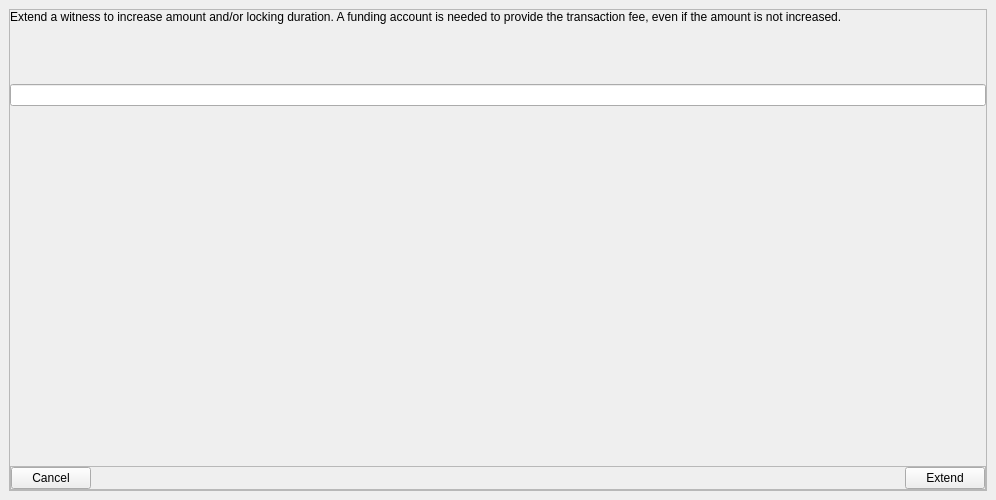
Old version of the form src/qt/_Gulden/forms/extendwitnessdialog.ui in the repository frozenflux3/munt-official.
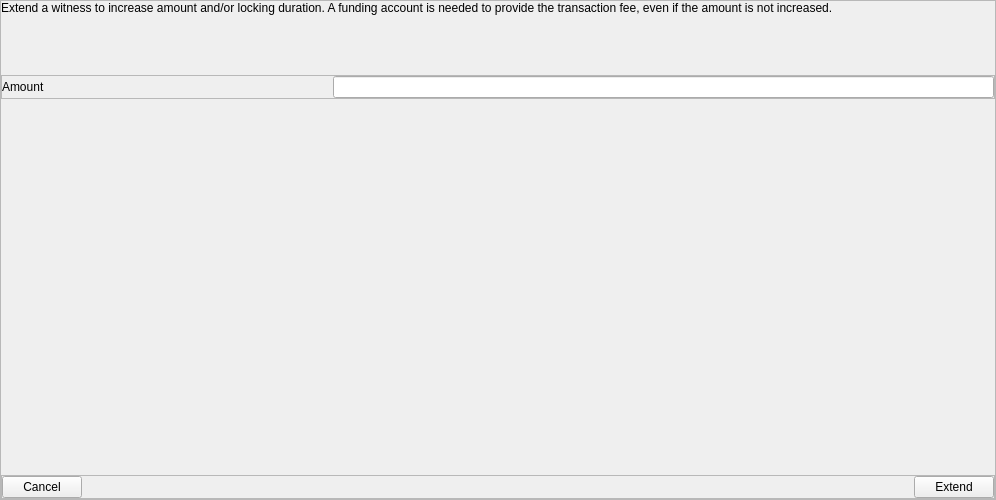
New version of the form. Custom widgets are drawn as their Qt base class.

Commit message: UI layout for witness renew, upgrade and extend

What changed in the file:
```diff
--- a/src/qt/_Gulden/forms/extendwitnessdialog.ui
+++ b/src/qt/_Gulden/forms/extendwitnessdialog.ui
@@ -24,16 +24,16 @@
     <number>0</number>
    </property>
    <property name="leftMargin">
-    <number>9</number>
+    <number>0</number>
    </property>
    <property name="topMargin">
-    <number>9</number>
+    <number>0</number>
    </property>
    <property name="rightMargin">
-    <number>9</number>
+    <number>0</number>
    </property>
    <property name="bottomMargin">
-    <number>9</number>
+    <number>0</number>
    </property>
    <item>
     <layout class="QHBoxLayout" name="horizontalLayout">
@@ -102,10 +102,57 @@
           </property>
          </widget>
         </item>
-        <item alignment="Qt::AlignTop">
-         <widget class="GuldenAmountField" name="payAmount"/>
+        <item>
+         <widget class="QFrame" name="amountFrame">
+          <property name="frameShape">
+           <enum>QFrame::StyledPanel</enum>
+          </property>
+          <property name="frameShadow">
+           <enum>QFrame::Raised</enum>
+          </property>
+          <layout class="QHBoxLayout" name="horizontalLayout_3">
+           <property name="spacing">
+            <number>0</number>
+           </property>
+           <property name="leftMargin">
+            <number>0</number>
+           </property>
+           <property name="topMargin">
+            <number>0</number>
+           </property>
+           <property name="rightMargin">
+            <number>0</number>
+           </property>
+           <property name="bottomMargin">
+            <number>0</number>
+           </property>
+           <item>
+            <widget class="QLabel" name="label">
+             <property name="sizePolicy">
+              <sizepolicy hsizetype="Expanding" vsizetype="Preferred">
+               <horstretch>1</horstretch>
+               <verstretch>0</verstretch>
+              </sizepolicy>
+             </property>
+             <property name="text">
+              <string>Amount</string>
+             </property>
+            </widget>
+           </item>
+           <item>
+            <widget class="GuldenAmountField" name="payAmount">
+             <property name="sizePolicy">
+              <sizepolicy hsizetype="Expanding" vsizetype="Fixed">
+               <horstretch>2</horstretch>
+               <verstretch>0</verstretch>
+              </sizepolicy>
+             </property>
+            </widget>
+           </item>
+          </layout>
+         </widget>
         </item>
-        <item alignment="Qt::AlignTop">
+        <item>
          <widget class="WitnessDurationWidget" name="lockDuration" native="true">
           <property name="sizePolicy">
            <sizepolicy hsizetype="Expanding" vsizetype="Expanding">
@@ -208,18 +255,18 @@
   </layout>
  </widget>
  <customwidgets>
-  <customwidget>
-   <class>GuldenAmountField</class>
-   <extends>QLineEdit</extends>
-   <header>amountfield.h</header>
-   <container>1</container>
-  </customwidget>
   <customwidget>
    <class>AccountSelectionWidget</class>
    <extends>QWidget</extends>
    <header location="global">qt/_Gulden/accountselectionwidget.h</header>
    <container>1</container>
   </customwidget>
+  <customwidget>
+   <class>GuldenAmountField</class>
+   <extends>QLineEdit</extends>
+   <header>amountfield.h</header>
+   <container>1</container>
+  </customwidget>
   <customwidget>
    <class>WitnessDurationWidget</class>
    <extends>QWidget</extends>
```
The commit also changes 3 other files.
